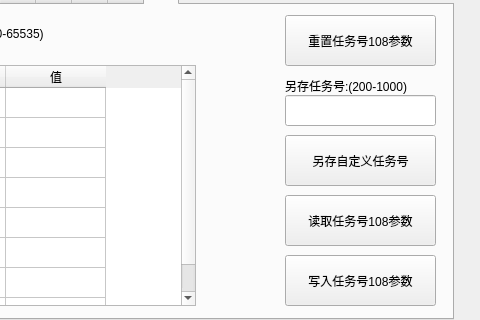
Qt form qtmysunnydlg.ui (qubo188612/qtwelding) before a commit; both pictures show x 227 to 707 and y 261 to 581 of the 1220 by 758 pixel window.
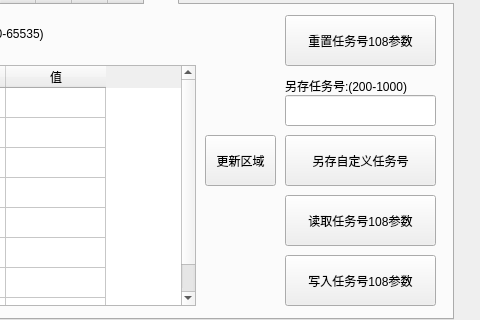
The same form after that commit. Custom widgets are drawn as their Qt base class.

Diff of the .ui file:
```diff
--- a/qtmysunnydlg.ui
+++ b/qtmysunnydlg.ui
@@ -5420,6 +5420,19 @@
       </rect>
      </property>
     </widget>
+    <widget class="QPushButton" name="tab10ZoomBtn">
+     <property name="geometry">
+      <rect>
+       <x>420</x>
+       <y>130</y>
+       <width>71</width>
+       <height>51</height>
+      </rect>
+     </property>
+     <property name="text">
+      <string>更新区域</string>
+     </property>
+    </widget>
    </widget>
   </widget>
   <widget class="QLabel" name="label_30">
```
Left out of the diff: 26 changed lines with no effect on the pictures.
